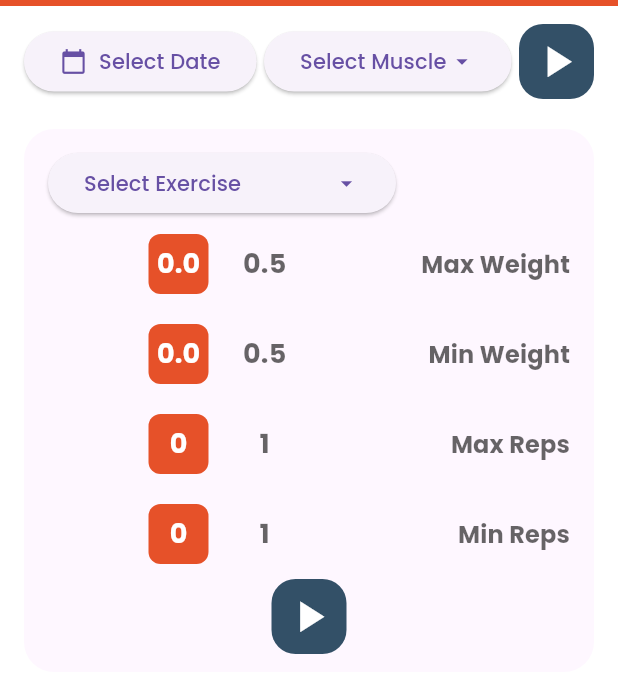
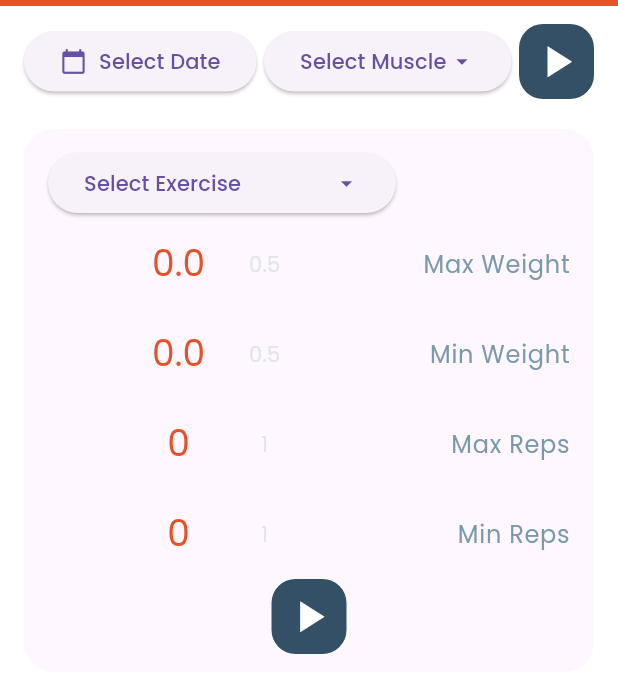
Before and after one commit to jreyesgfi/flutter_train_tracker_app, a Flutter app: the MainScreen screen opened directly, on a phone screen of 412 x 824 dp. Shown: the top 693 px of the screen. Run offline on Flutter 3.47's test engine with Material 3 defaults, Android fonts, the light colour scheme and no system bars; our stand-ins replace flutter_svg, shared_preferences; missing offline and left inert: amplify_auth_cognito, amplify_core, amplify_datastore, amplify_flutter; accounts and stored records are empty.

Commit message:
Enhanced Roulette UI

```diff
--- a/lib/presentation_layer/widgets/common/roulette_numeric_input.dart
+++ b/lib/presentation_layer/widgets/common/roulette_numeric_input.dart
@@ -72,6 +72,7 @@ void didUpdateWidget(NumericRoulettePicker oldWidget) {
 
   @override
   Widget build(BuildContext context) {
+    final theme = Theme.of(context);
     final PageScrollPhysics physics = widget.allowDecimal
         ? _EnhancedPageScrollPhysics()
         : const PageScrollPhysics();
@@ -81,17 +82,17 @@ void didUpdateWidget(NumericRoulettePicker oldWidget) {
           child: Stack(
             alignment: Alignment.centerRight,
             children: [
-              Align(
-                alignment: Alignment.center,
-                child: Container(
-                  width: 40,
-                  height: 40,
-                  decoration: BoxDecoration(
-                    color: Theme.of(context).primaryColor,
-                    borderRadius: BorderRadius.circular(8),
-                  ),
-                ),
-              ),
+              // Align(
+              //   alignment: Alignment.center,
+              //   child: Container(
+              //     width: 40,
+              //     height: 40,
+              //     decoration: BoxDecoration(
+              //       color: theme.primaryColor,
+              //       borderRadius: BorderRadius.circular(8),
+              //     ),
+              //   ),
+              // ),
               Container(
                 height: 60,
                 child: PageView.builder(
@@ -115,11 +116,13 @@ void didUpdateWidget(NumericRoulettePicker oldWidget) {
                           (index * step)
                               .toStringAsFixed(widget.allowDecimal ? 1 : 0),
                           style: TextStyle(
-                            fontSize: 18,
-                            fontWeight: FontWeight.bold,
+                            fontSize: index == _currentPage
+                                ? 24
+                                : 14,
+                            fontWeight: FontWeight.normal,
                             color: index == _currentPage
-                                ? Colors.white
-                                : Theme.of(context).hintColor,
+                                ? theme.primaryColor
+                                : theme.primaryColorLight,
                           ),
                         ),
                       ),
@@ -135,11 +138,9 @@ void didUpdateWidget(NumericRoulettePicker oldWidget) {
             alignment: Alignment.centerRight,
             child: Text(
               widget.label,
-              style: TextStyle(
-                fontWeight: FontWeight.bold,
-                fontSize: 16.0,
-                color: Theme.of(context).hintColor,
-              ),
+              style: theme.textTheme.bodyLarge?.copyWith(
+                color: theme.shadowColor
+              )
             ),
           ),
         ),
```
Also changed, not shown: lib/presentation_layer/screens/widget_testing_screen.dart (+23 -15 lines), lib/presentation_layer/widgets/common/custom_chrono.dart (renamed from lib/presentation_layer/widgets/trainingSession/custom_chrono.dart, +13 -10 lines), lib/presentation_layer/widgets/trainingSession/session_form.dart (renamed from lib/presentation_layer/widgets/trainingSession/SessionForm.dart, +4 -4 lines).
